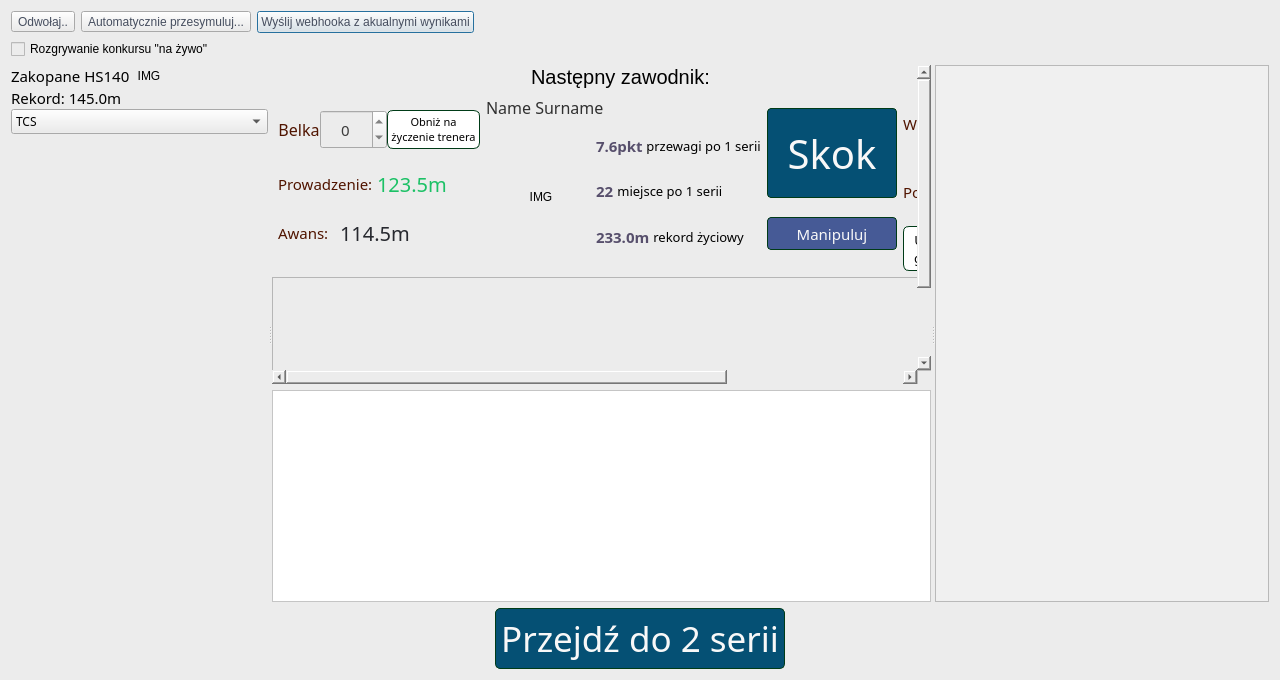
Qt form source/UI/Competition/CompetitionManagerWindow.ui (KonradKrol/sj-sim) before a commit.
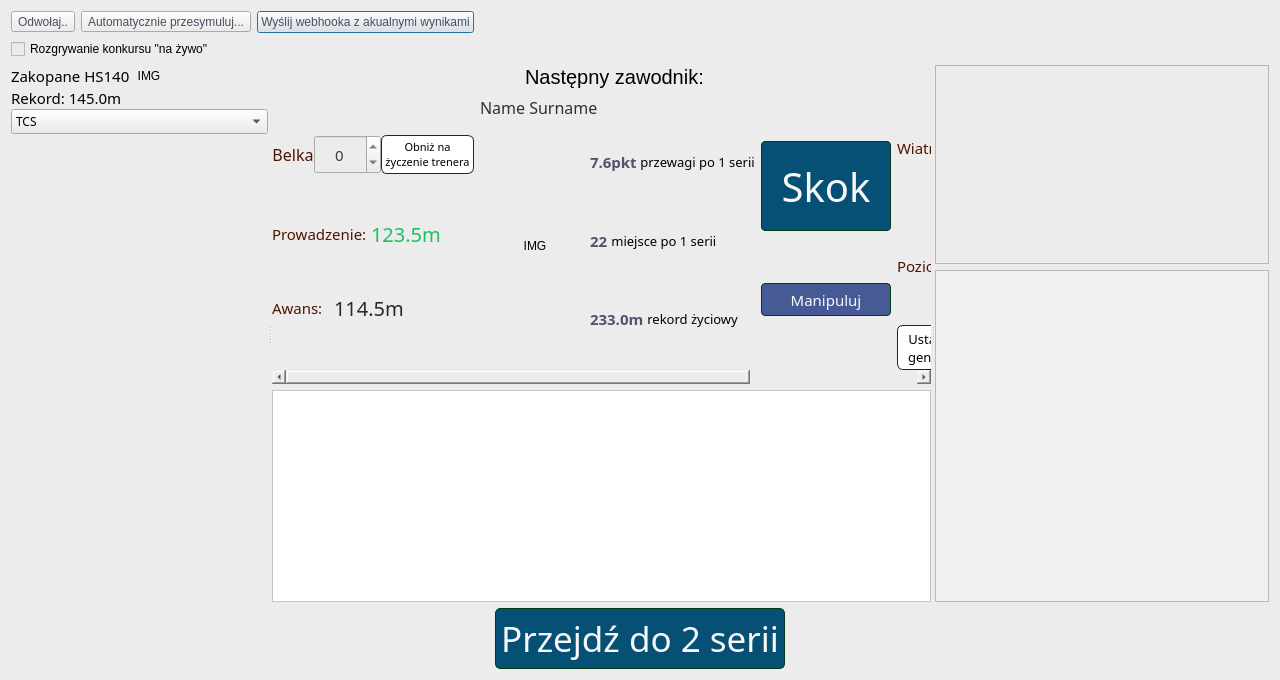
The same form after that commit.

Commit message: Fix KO competition layout

The edit to the form file:
```diff
--- a/source/UI/Competition/CompetitionManagerWindow.ui
+++ b/source/UI/Competition/CompetitionManagerWindow.ui
@@ -1458,22 +1458,6 @@
            </item>
           </layout>
          </item>
-         <item row="1" column="0" colspan="5">
-          <widget class="QTableView" name="tableView_KOGroupResults">
-           <property name="sizePolicy">
-            <sizepolicy hsizetype="Expanding" vsizetype="Preferred">
-             <horstretch>0</horstretch>
-             <verstretch>0</verstretch>
-            </sizepolicy>
-           </property>
-           <property name="maximumSize">
-            <size>
-             <width>16777215</width>
-             <height>16777215</height>
-            </size>
-           </property>
-          </widget>
-         </item>
             </layout>
            </item>
           </layout>
@@ -1519,7 +1503,29 @@
         <number>0</number>
        </property>
        <item>
-        <layout class="QVBoxLayout" name="verticalLayout_startListAndJumpInfo" stretch="5,7">
+        <layout class="QVBoxLayout" name="verticalLayout_startListAndJumpInfo" stretch="3,5,7">
+       <item>
+        <widget class="QTableView" name="tableView_KOGroupResults">
+         <property name="sizePolicy">
+          <sizepolicy hsizetype="Expanding" vsizetype="Preferred">
+           <horstretch>0</horstretch>
+           <verstretch>0</verstretch>
+          </sizepolicy>
+         </property>
+         <property name="minimumSize">
+          <size>
+           <width>0</width>
+           <height>120</height>
+          </size>
+         </property>
+         <property name="maximumSize">
+          <size>
+           <width>16777215</width>
+           <height>220</height>
+          </size>
+         </property>
+        </widget>
+       </item>
        <item>
         <widget class="QListView" name="listView_startList">
          <property name="sizePolicy">
```
The commit also changes 2 other files.
